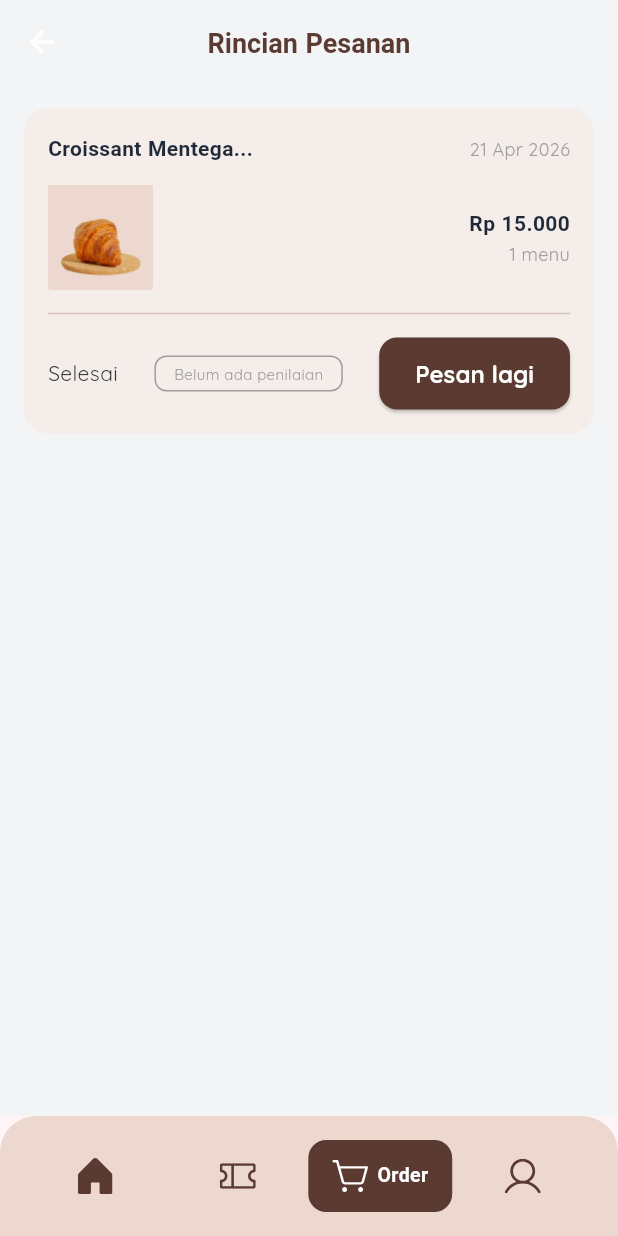
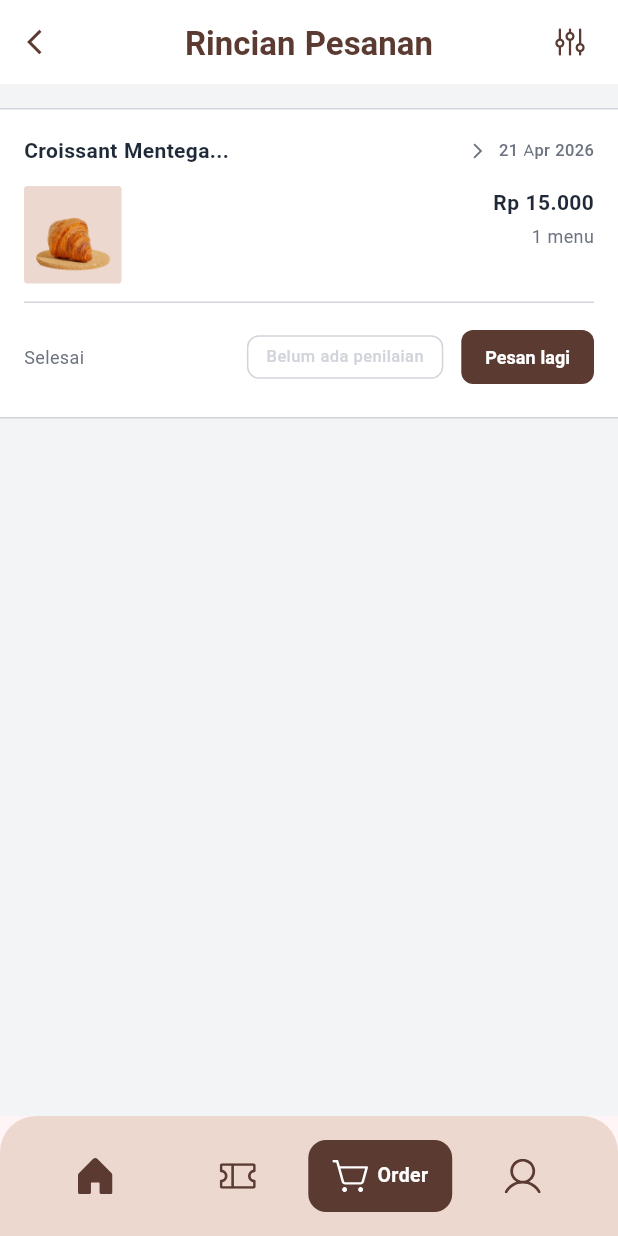
Before and after one commit to faridanaksoleh/hanas_cake, a Flutter app: the OrderDetailPage screen opened by its route, on a phone screen of 412 x 824 dp. Run offline on Flutter 3.47's test engine with Material 3 defaults, Android fonts, the phone set to English and light mode, and no system bars; our stand-ins replace dartz, dio, equatable, flutter_bloc, flutter_secure_storage, flutter_svg and 2 more; accounts and stored records are empty.

Commit message:
feat(order): fix UI detail

```diff
--- a/lib/presentation/pages/order_detail_page.dart
+++ b/lib/presentation/pages/order_detail_page.dart
@@ -1,4 +1,6 @@
 import 'package:flutter/material.dart';
+import 'package:flutter_svg/flutter_svg.dart';
+import 'package:go_router/go_router.dart';
 import 'package:hanas_cake/core/core.dart';
 
 class OrderDetailPage extends StatelessWidget {
@@ -7,68 +9,156 @@ class OrderDetailPage extends StatelessWidget {
   @override
   Widget build(BuildContext context) {
     return Scaffold(
-      backgroundColor: AppColors.surface,
+      backgroundColor: AppColors.surface, // Background body tetap surface
       appBar: AppBar(
-        backgroundColor: AppColors.surface,
+        // 🔥 FIX: Background AppBar diubah jadi putih solid
+        backgroundColor: AppColors.white,
         elevation: 0,
         centerTitle: true,
-        title: Text('Rincian Pesanan', style: AppTextStyles.h2.copyWith(color: AppColors.primary, fontWeight: FontWeight.bold)),
+        leading: IconButton(
+          icon: const Icon(Icons.arrow_back_ios, color: AppColors.primary, size: 20),
+          onPressed: () {
+            if (GoRouter.of(context).canPop()) {
+              GoRouter.of(context).pop();
+            } else {
+              GoRouter.of(context).go('/order');
+            }
+          },
+        ),
+        title: Text(
+          'Rincian Pesanan',
+          style: AppTextStyles.h1.copyWith(
+            color: AppColors.primary,
+            fontWeight: FontWeight.bold,
+          ),
+        ),
+        actions: [
+          IconButton(
+            onPressed: () => GoRouter.of(context).push('/order/filter'),
+            icon: SvgPicture.asset(
+              'assets/icons/sliders_outline.svg',
+              width: 24,
+              colorFilter: const ColorFilter.mode(AppColors.primary, BlendMode.srcIn),
+            ),
+          ),
+          const SpaceWidth(8),
+        ],
       ),
-      body: Padding(
-        padding: const EdgeInsets.all(16.0),
-        child: Column(
-          children: [
-            Container(
-              padding: const EdgeInsets.all(16),
-              decoration: BoxDecoration(
-                color: AppColors.primaryXLight,
-                borderRadius: BorderRadius.circular(16),
+      body: Column(
+        children: [
+          Padding(
+            padding: const EdgeInsets.symmetric(vertical: 16),
+            child: Container(
+              width: double.infinity,
+              padding: const EdgeInsets.symmetric(horizontal: 16, vertical: 16),
+              decoration: const BoxDecoration(
+                color: AppColors.white,
+                border: Border(
+                  top: BorderSide(color: AppColors.border, width: 1),
+                  bottom: BorderSide(color: AppColors.border, width: 1),
+                ),
               ),
               child: Column(
                 children: [
                   Row(
                     mainAxisAlignment: MainAxisAlignment.spaceBetween,
                     children: [
-                      Text('Croissant Mentega...', style: AppTextStyles.body.copyWith(fontWeight: FontWeight.bold)),
-                      const Text('21 Apr 2026', style: TextStyle(fontSize: 12, color: Colors.grey)),
+                      Text(
+                        'Croissant Mentega...',
+                        style: AppTextStyles.body.copyWith(fontWeight: FontWeight.bold),
+                      ),
+                      Row(
+                        children: [
+                          const Icon(Icons.arrow_forward_ios, size: 12, color: AppColors.textSecondary),
+                          const SpaceWidth(8),
+                          Text(
+                            '21 Apr 2026',
+                            style: AppTextStyles.micro.copyWith(color: AppColors.textSecondary),
+                          ),
+                        ],
+                      ),
                     ],
                   ),
                   const SpaceHeight(12),
                   Row(
+                    crossAxisAlignment: CrossAxisAlignment.start,
                     children: [
-                      Image.asset('assets/images/croissant.png', width: 70),
+                      ClipRRect(
+                        borderRadius: BorderRadius.circular(2.28),
+                        child: Image.asset(
+                          'assets/images/croissant.png',
+                          width: 65,
+                          height: 65,
+                          fit: BoxFit.cover,
+                        ),
+                      ),
                       const Spacer(),
                       Column(
                         crossAxisAlignment: CrossAxisAlignment.end,
                         children: [
-                          Text('Rp 15.000', style: AppTextStyles.body.copyWith(fontWeight: FontWeight.bold)),
-                          const Text('1 menu', style: TextStyle(fontSize: 12, color: Colors.grey)),
+                          Text(
+                            'Rp 15.000',
+                            style: AppTextStyles.body.copyWith(fontWeight: FontWeight.bold),
+                          ),
+                          const SpaceHeight(2),
+                          Text(
+                            '1 menu',
+                            style: AppTextStyles.caption.copyWith(color: AppColors.textSecondary),
+                          ),
                         ],
-                      )
+                      ),
                     ],
                   ),
-                  const Divider(height: 32),
+                  const SpaceHeight(12),
+                  const Divider(height: 1, thickness: 1, color: AppColors.border),
+                  const SpaceHeight(12),
                   Row(
                     mainAxisAlignment: MainAxisAlignment.spaceBetween,
                     children: [
-                      const Text('Selesai'),
-                      Container(
-                        padding: const EdgeInsets.symmetric(horizontal: 12, vertical: 4),
-                        decoration: BoxDecoration(border: Border.all(color: Colors.grey), borderRadius: BorderRadius.circular(8)),
-                        child: const Text('Belum ada penilaian', style: TextStyle(fontSize: 10, color: Colors.grey)),
+                      Text(
+                        'Selesai',
+                        style: AppTextStyles.caption.copyWith(color: AppColors.textSecondary),
                       ),
-                      ElevatedButton(
-                        onPressed: () {},
-                        style: ElevatedButton.styleFrom(backgroundColor: AppColors.primary),
-                        child: const Text('Pesan lagi', style: TextStyle(color: Colors.white)),
-                      )
+                      Row(
+                        children: [
+                          Container(
+                            padding: const EdgeInsets.symmetric(horizontal: 12, vertical: 6),
+                            decoration: BoxDecoration(
+                              border: Border.all(color: AppColors.border),
+                              borderRadius: BorderRadius.circular(8),
+                            ),
+                            child: Text(
+                              'Belum ada penilaian',
+                              style: AppTextStyles.micro.copyWith(color: AppColors.border),
+                            ),
+                          ),
+                          const SpaceWidth(12),
+                          ElevatedButton(
+                            onPressed: () {},
+                            style: ElevatedButton.styleFrom(
+                              backgroundColor: AppColors.primary,
+                              shape: RoundedRectangleBorder(borderRadius: BorderRadius.circular(8)),
+                              padding: const EdgeInsets.symmetric(horizontal: 16, vertical: 8),
+                              minimumSize: const Size(0, 36),
+                              elevation: 0,
+                            ),
+                            child: Text(
+                              'Pesan lagi',
+                              style: AppTextStyles.caption.copyWith(
+                                color: AppColors.white,
+                                fontWeight: FontWeight.bold,
+                              ),
+                            ),
+                          ),
+                        ],
+                      ),
                     ],
-                  )
+                  ),
                 ],
               ),
             ),
-          ],
-        ),
+          ),
+        ],
       ),
     );
   }
--- a/lib/presentation/pages/order_page.dart
+++ b/lib/presentation/pages/order_page.dart
@@ -17,9 +17,10 @@ class _OrderPageState extends State<OrderPage> {
   @override
   Widget build(BuildContext context) {
     return Scaffold(
-      backgroundColor: AppColors.surface,
+      backgroundColor: AppColors.surface, // Background body tetap surface
       appBar: AppBar(
-        backgroundColor: AppColors.surface,
+        // 🔥 FIX: Background AppBar diubah jadi putih solid
+        backgroundColor: AppColors.white,
         elevation: 0,
         centerTitle: true,
         leading: IconButton(
@@ -55,9 +56,6 @@ class _OrderPageState extends State<OrderPage> {
     );
   }
 
-  // ─────────────────────────────────────────────────────────
-  // EMPTY STATE
-  // ─────────────────────────────────────────────────────────
   Widget _buildEmptyState() {
     return Center(
       child: Text(
@@ -70,9 +68,6 @@ class _OrderPageState extends State<OrderPage> {
     );
   }
 
-  // ─────────────────────────────────────────────────────────
-  // LIST PESANAN
-  // ─────────────────────────────────────────────────────────
   Widget _buildOrderList() {
     return ListView.separated(
       padding: const EdgeInsets.symmetric(vertical: 16),
@@ -84,9 +79,6 @@ class _OrderPageState extends State<OrderPage> {
     );
   }
 
-  // ─────────────────────────────────────────────────────────
-  // CARD PESANAN
-  // ─────────────────────────────────────────────────────────
   Widget _buildOrderCard(bool showRating) {
     return GestureDetector(
       onTap: () => GoRouter.of(context).push('/order/detail'),
@@ -102,7 +94,6 @@ class _OrderPageState extends State<OrderPage> {
         ),
         child: Column(
           children: [
-            // BARIS 1: Judul & Tanggal
             Row(
               mainAxisAlignment: MainAxisAlignment.spaceBetween,
               children: [
@@ -110,11 +101,10 @@ class _OrderPageState extends State<OrderPage> {
                   'Croissant Mentega...',
                   style: AppTextStyles.body.copyWith(fontWeight: FontWeight.bold),
                 ),
-                // 🔥 FIX: Icon Panah dipindah ke samping kiri tanggal
                 Row(
                   children: [
                     const Icon(Icons.arrow_forward_ios, size: 12, color: AppColors.textSecondary),
-                    const SpaceWidth(8), // Jarak antara icon dan teks tanggal
+                    const SpaceWidth(8),
                     Text(
                       '21 Apr 2026',
                       style: AppTextStyles.micro.copyWith(color: AppColors.textSecondary),
@@ -124,8 +114,6 @@ class _OrderPageState extends State<OrderPage> {
               ],
             ),
             const SpaceHeight(12),
-
-            // BARIS 2: Gambar & Harga
             Row(
               crossAxisAlignment: CrossAxisAlignment.start,
               children: [
@@ -155,12 +143,9 @@ class _OrderPageState extends State<OrderPage> {
                 ),
               ],
             ),
-
             const SpaceHeight(12),
             const Divider(height: 1, thickness: 1, color: AppColors.border),
             const SpaceHeight(12),
-
-            // BARIS 3: Status & Tombol Pesan Lagi
             Row(
               mainAxisAlignment: MainAxisAlignment.spaceBetween,
               children: [
```
